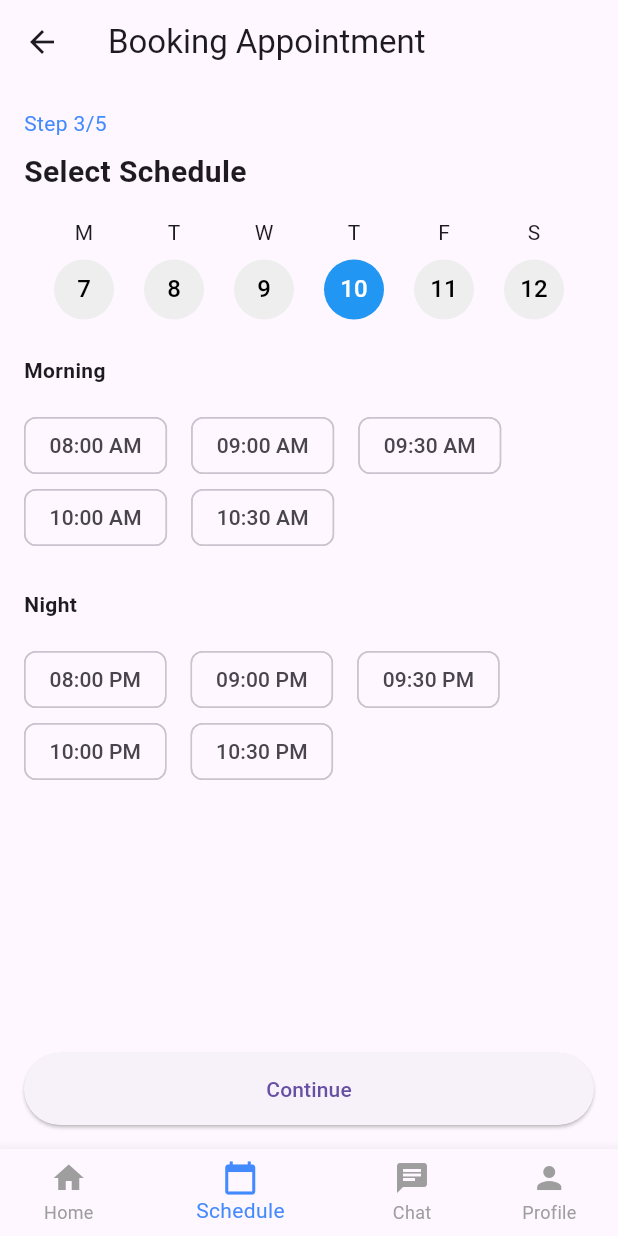
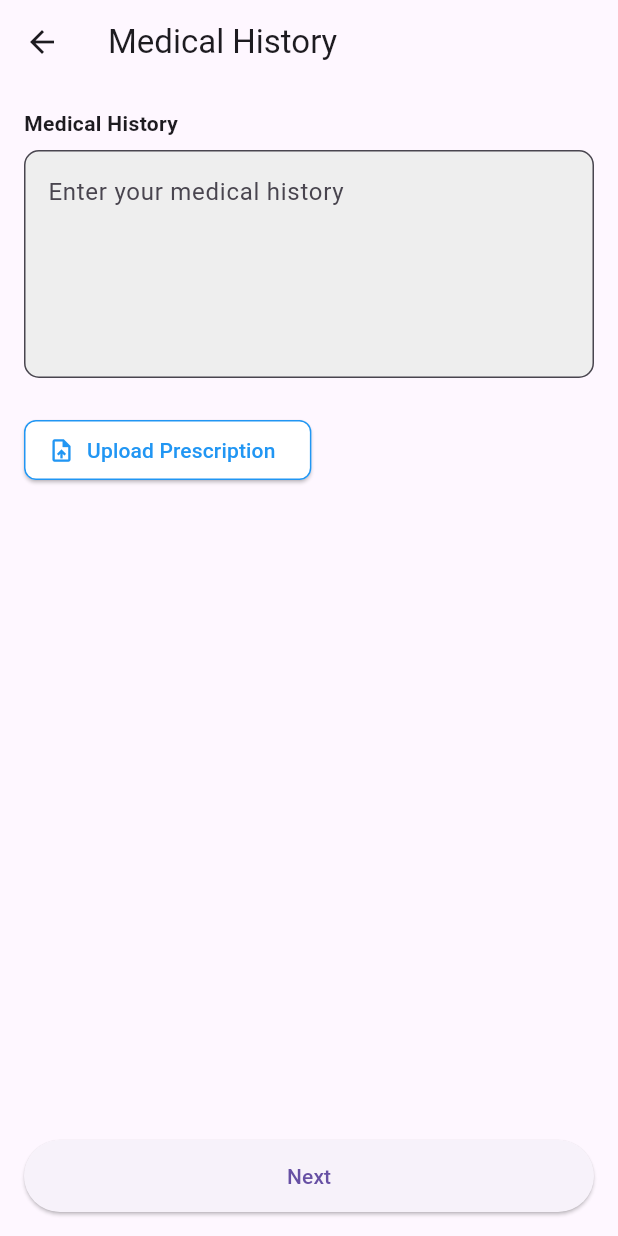
Before and after one commit to MayurJoshi08/healthcareapp, a Flutter app: the Homepage screen opened directly, item 2 of the bottom bar chosen, after a tap on "Continue", on a phone screen of 412 x 824 dp. Run offline on Flutter 3.47's test engine with Material 3 defaults, Android fonts, the phone set to English and light mode, and no system bars; our stand-ins replace firebase_auth, firebase_core; accounts and stored records are empty.

Commit message:
mayur 24

```diff
--- a/lib/pages/Homepage.dart
+++ b/lib/pages/Homepage.dart
@@ -2,7 +2,6 @@ import 'package:flutter/material.dart';
 import 'Profilepage.dart';
 import 'Schedulepage1.dart';
 import 'chatpage.dart';
-
 
 void main() {
   runApp(MyApp());
@@ -134,7 +133,7 @@ class HomePage extends StatelessWidget {
                       width: MediaQuery.of(context).size.width * 0.06,
                       decoration: const BoxDecoration(
                         image: DecorationImage(
-                          image: AssetImage("assets/image 1.png"),
+                          image: AssetImage("assets/image1.png"),
                         ),
                       ),
                     ),
@@ -297,7 +296,7 @@ class ScheduleCard extends StatelessWidget {
         child: Column(
           mainAxisAlignment: MainAxisAlignment.spaceBetween,
           children: [
-            const Row(
+            Row(
               crossAxisAlignment: CrossAxisAlignment.start,
               mainAxisAlignment: MainAxisAlignment.spaceBetween,
               children: [
@@ -305,25 +304,25 @@ class ScheduleCard extends StatelessWidget {
                   crossAxisAlignment: CrossAxisAlignment.start,
                   children: [
                     CircleAvatar(
-                      foregroundImage: AssetImage("assets/image.png"),
+                      foregroundImage: const AssetImage("assets/image1.png"),
                       backgroundColor: Colors.red,
                       radius: 30,
                     ),
-                    SizedBox(width: 15),
+                    const SizedBox(width: 15),
                     Column(
                       crossAxisAlignment: CrossAxisAlignment.start,
                       children: [
                         Text(
-                          "Dr. Pat Gulipat",
-                          style: TextStyle(
+                          title,
+                          style: const TextStyle(
                             fontSize: 22,
                             color: Colors.white,
                             fontWeight: FontWeight.bold,
                           ),
                         ),
                         Text(
-                          "Dentist",
-                          style: TextStyle(
+                          subtitle,
+                          style: const TextStyle(
                             color: Colors.white,
                           ),
                         ),
@@ -331,7 +330,7 @@ class ScheduleCard extends StatelessWidget {
                     ),
                   ],
                 ),
-                Icon(Icons.more_vert, color: Colors.white)
+                const Icon(Icons.more_vert, color: Colors.white)
               ],
             ),
             Row(
@@ -340,22 +339,22 @@ class ScheduleCard extends StatelessWidget {
                 Row(
                   crossAxisAlignment: CrossAxisAlignment.center,
                   children: [
-                    Icon(Icons.calendar_today, color: Colors.white),
-                    SizedBox(width: 10),
+                    const Icon(Icons.calendar_today, color: Colors.white),
+                    const SizedBox(width: 10),
                     Text(
-                      "Sunday, 27 June 2021",
-                      style: TextStyle(color: Colors.white),
+                      date,
+                      style: const TextStyle(color: Colors.white),
                     ),
                   ],
                 ),
                 Row(
                   crossAxisAlignment: CrossAxisAlignment.center,
                   children: [
-                    Icon(Icons.access_time_filled, color: Colors.white),
-                    SizedBox(width: 10),
+                    const Icon(Icons.access_time_filled, color: Colors.white),
+                    const SizedBox(width: 10),
                     Text(
-                      "08:00am - 10:00am",
-                      style: TextStyle(color: Colors.white),
+                      time,
+                      style: const TextStyle(color: Colors.white),
                     ),
                   ],
                 ),
--- a/lib/pages/Schedulepage1.dart
+++ b/lib/pages/Schedulepage1.dart
@@ -1,10 +1,8 @@
 import 'package:flutter/material.dart';
-
-import '../main.dart';
 
 void main() => runApp(MyApp());
 
-class BookingAppointmentApp extends StatelessWidget {
+class MyApp extends StatelessWidget {
   @override
   Widget build(BuildContext context) {
     return MaterialApp(
@@ -16,7 +14,7 @@ class BookingAppointmentApp extends StatelessWidget {
 
 class SchedulePage extends StatefulWidget {
   @override
-  _SchedulePageState createState() => _SchedulePageState(); // Corrected state class name
+  _SchedulePageState createState() => _SchedulePageState();
 }
 
 class _SchedulePageState extends State<SchedulePage> {
@@ -27,13 +25,14 @@ class _SchedulePageState extends State<SchedulePage> {
   final List<String> days = ['M', 'T', 'W', 'T', 'F', 'S'];
   final List<int> dates = [7, 8, 9, 10, 11, 12, 13];
   final List<String> morningTimes = ['08:00 AM', '09:00 AM', '09:30 AM', '10:00 AM', '10:30 AM'];
-  final List<String> nightTimes = ['08:00 PM', '09:00 PM', '09:30 PM', '10:00 PM', '10:30 PM']; // Corrected night times
+  final List<String> nightTimes = ['08:00 PM', '09:00 PM', '09:30 PM', '10:00 PM', '10:30 PM'];
 
   @override
   Widget build(BuildContext context) {
     return Scaffold(
       appBar: AppBar(
         title: Text('Booking Appointment'),
+        automaticallyImplyLeading: false, // Removes the back arrow
       ),
       body: Padding(
         padding: const EdgeInsets.all(16.0),
@@ -114,7 +113,11 @@ class _SchedulePageState extends State<SchedulePage> {
             Spacer(),
             ElevatedButton(
               onPressed: () {
-                // Continue to next step, add the necessary action here
+                // Navigate to Medical History Page
+                Navigator.push(
+                  context,
+                  MaterialPageRoute(builder: (context) => MedicalHistoryPage()),
+                );
               },
               child: Text('Continue'),
               style: ElevatedButton.styleFrom(
@@ -127,3 +130,58 @@ class _SchedulePageState extends State<SchedulePage> {
     );
   }
 }
+
+class MedicalHistoryPage extends StatelessWidget {
+  @override
+  Widget build(BuildContext context) {
+    return Scaffold(
+      appBar: AppBar(
+        title: Text('Medical History'),
+      ),
+      body: Padding(
+        padding: const EdgeInsets.all(16.0),
+        child: Column(
+          crossAxisAlignment: CrossAxisAlignment.start,
+          children: [
+            Text('Medical History', style: TextStyle(fontWeight: FontWeight.bold)),
+            SizedBox(height: 8),
+            TextField(
+              decoration: InputDecoration(
+                hintText: 'Enter your medical history',
+                filled: true,
+                fillColor: Colors.grey[200],
+                border: OutlineInputBorder(borderRadius: BorderRadius.circular(10)),
+              ),
+              maxLines: 5,
+            ),
+            SizedBox(height: 24),
+            ElevatedButton.icon(
+              onPressed: () {
+                // Add upload functionality
+              },
+              icon: Icon(Icons.upload_file, color: Colors.blue),
+              label: Text('Upload Prescription', style: TextStyle(color: Colors.blue)),
+              style: ElevatedButton.styleFrom(
+                backgroundColor: Colors.white,
+                side: BorderSide(color: Colors.blue),
+                shape: RoundedRectangleBorder(
+                  borderRadius: BorderRadius.circular(8),
+                ),
+              ),
+            ),
+            Spacer(),
+            ElevatedButton(
+              onPressed: () {
+                // Continue to next step, add necessary action here
+              },
+              child: Text('Next'),
+              style: ElevatedButton.styleFrom(
+                minimumSize: Size(double.infinity, 48),
+              ),
+            ),
+          ],
+        ),
+      ),
+    );
+  }
+}
--- a/pubspec.yaml
+++ b/pubspec.yaml
@@ -62,7 +62,7 @@ flutter:
     - assets/images/Patient.png
     - assets/images/Frame.png
     - assets/images/Patient Pic.png
-    - assets/images/image 1.png
+    - assets/images/image1.png
   #   - images/a_dot_ham.jpeg
 
   # An image asset can refer to one or more resolution-specific "variants", see
```
Also changed, not shown: lib/pages/chatpage.dart (+67 -6 lines), 1 other file.
